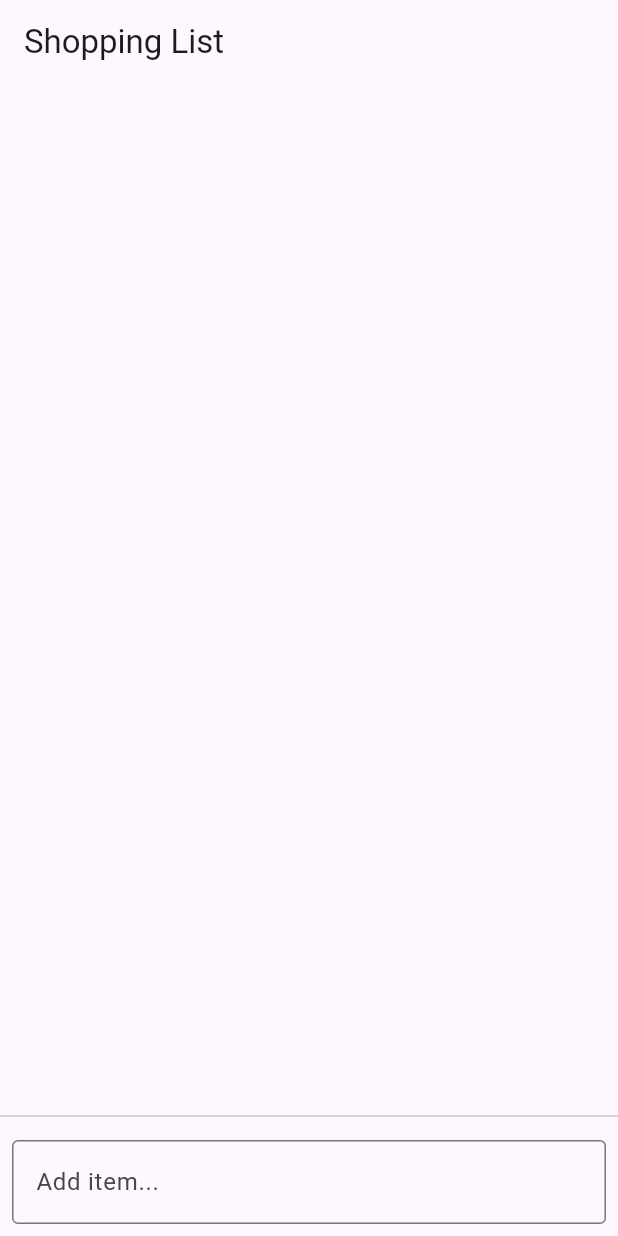
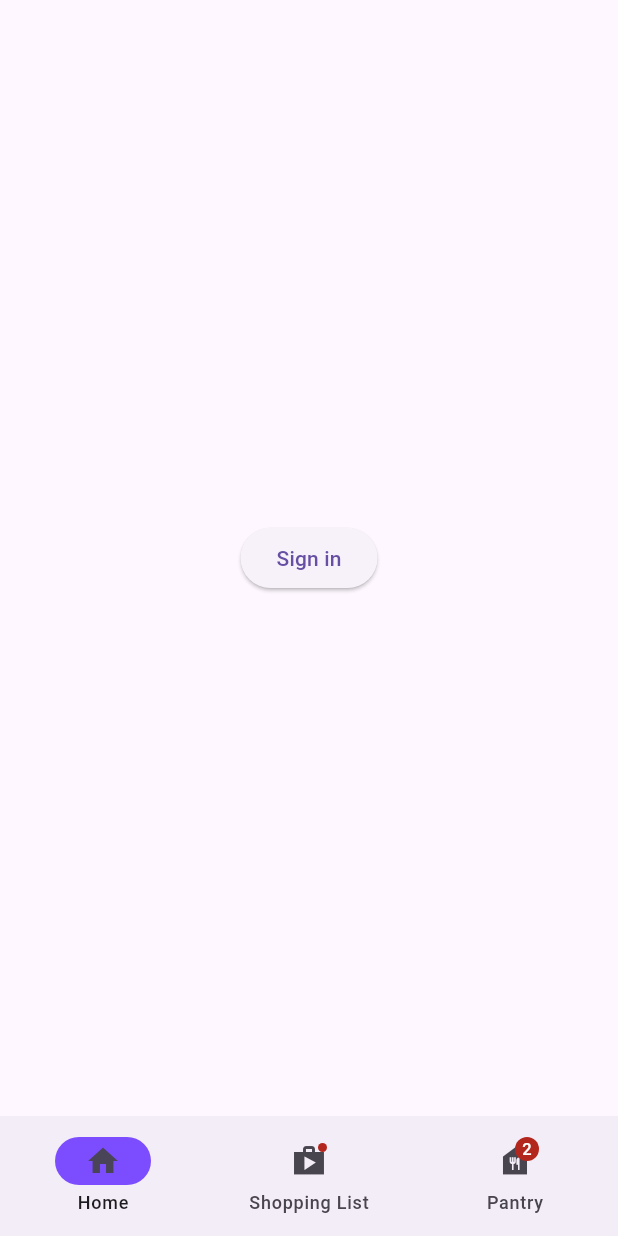
Before and after one commit to bustedchickn/mypantry, a Flutter app: the screen it shows after launch, on a phone screen of 412 x 824 dp. Run offline on Flutter 3.47's test engine with Material 3 defaults, Android fonts, the phone set to English and light mode, and no system bars.

Commit message:
Created sign_in.dart and moved code from main.dart to Pantry.dart.

```diff
--- a/my_pantry/lib/main.dart
+++ b/my_pantry/lib/main.dart
@@ -1,126 +1,25 @@
 import 'package:flutter/material.dart';
+import 'package:my_pantry/pantry.dart';
+import 'package:my_pantry/sign_in.dart';
 
-void main() => runApp(MyApp());
+void main() => runApp(const MyPantryApp());
 
-class MyApp extends StatelessWidget {
+class MyPantryApp extends StatelessWidget {
+  const MyPantryApp({super.key});
+
   @override
   Widget build(BuildContext context) {
     return MaterialApp(
-      title: 'Shopping List',
-      home: ShoppingListPage(),
+      theme: ThemeData(useMaterial3: true),
+      title: 'My Pantry',
+      // Start the app with the "/" named route.
+      // The app starts
+      // on the SignInPage widget.
+      initialRoute: '/',
+      routes: {
+        '/Sign in': (context) => const SignInPage(),
+        '/': (context) => const PantryNav(),
+      },
     );
   }
 }
-
-class ShoppingListPage extends StatefulWidget {
-  @override
-  _ShoppingListPageState createState() => _ShoppingListPageState();
-}
-
-
-class _ShoppingListPageState extends State<ShoppingListPage> {
-  List<Map<String, dynamic>> shoppingList = [];
-  final FocusNode _ghostFocusNode = FocusNode();
-  final TextEditingController _ghostController = TextEditingController();
-  List<TextEditingController> controllers = [];
-
-  void addItem(String itemName) {
-    if (itemName.trim().isEmpty) return;
-    setState(() {
-      shoppingList.add({'item': itemName.trim(), 'checked': false});
-      controllers.add(TextEditingController(text:itemName.trim()));
-      _ghostController.clear();
-    });
-  }
-
-  void updateItem(int index, String newText) {
-    shoppingList[index]['item'] = newText;
-
-  }
-
-  void toggleCheck(int index) {
-    setState(() {
-      shoppingList[index]['checked'] = !shoppingList[index]['checked'];
-    });
-  }
-
-  void removeItem(int index) {
-    setState(() {
-      shoppingList.removeAt(index);
-      controllers.removeAt(index);
-    });
-  }
-
-  @override
-  void dispose() {
-    _ghostController.dispose();
-    _ghostFocusNode.dispose();
-    super.dispose();
-  }
-
-  Widget buildItem(int index) {
-    final item = shoppingList[index];
-    final controller = controllers[index];
-
-    return Dismissible(
-      key: Key(item['item'] + index.toString()),
-      direction: DismissDirection.endToStart,
-      background: Container(
-        color: Colors.red,
-        alignment: Alignment.centerRight,
-        padding: EdgeInsets.symmetric(horizontal: 20),
-        child: Icon(Icons.delete, color: Colors.white),
-      ),
-      onDismissed: (direction) {
-        removeItem(index);
-      },
-      child: ListTile(
-        leading: Checkbox(
-          value: item['checked'],
-          onChanged: (_) => toggleCheck(index),
-        ),
-        title: TextField(
-          controller: controller,
-          decoration: InputDecoration(border: InputBorder.none),
-          onChanged: (value) => updateItem(index, value),
-        ),
-        trailing: Icon(Icons.drag_handle), // or leave empty
-      ),
-    );
-  }
-
-
-  @override
-  Widget build(BuildContext context) {
-    return Scaffold(
-      appBar: AppBar(title: Text('Shopping List')),
-      body: Column(
-        children: [
-          Expanded(
-            child: ListView.builder(
-              itemCount: shoppingList.length,
-              itemBuilder: (context, index) => buildItem(index),
-            ),
-          ),
-          Divider(),
-          Padding(
-            padding: const EdgeInsets.all(8.0),
-            child: TextField(
-              controller: _ghostController,
-              focusNode: _ghostFocusNode,
-              decoration: InputDecoration(
-                hintText: 'Add item...',
-                border: OutlineInputBorder(),
-              ),
-              onSubmitted: (value) {
-                addItem(value);
-                // Refocus to keep adding
-                FocusScope.of(context).requestFocus(_ghostFocusNode);
-              },
-            ),
-          ),
-        ],
-      ),
-    );
-  }
-}
--- /dev/null
+++ b/my_pantry/lib/pantry.dart
@@ -0,0 +1,70 @@
+import 'package:flutter/material.dart';
+
+class PantryNav extends StatefulWidget {
+  const PantryNav({super.key});
+
+  @override
+  State<PantryNav> createState() => _PantryNavState();
+}
+
+class _PantryNavState extends State<PantryNav> {
+  int currentPageIndex = 0;
+
+  @override
+  Widget build(BuildContext context) {
+    final ThemeData theme = Theme.of(context);
+    return Scaffold(
+      bottomNavigationBar: NavigationBar(
+        onDestinationSelected: (int index) {
+          setState(() {
+            currentPageIndex = index;
+          });
+        },
+        indicatorColor: Colors.deepPurpleAccent,
+        selectedIndex: currentPageIndex,
+        destinations: const <Widget>[
+          NavigationDestination(
+            selectedIcon: Icon(Icons.home),
+            icon: Icon(Icons.home_outlined),
+            label: 'Home',
+          ),
+          NavigationDestination(
+            icon: Badge(child: Icon(Icons.shop_sharp)),
+            label: 'Shopping List',
+          ),
+          NavigationDestination(
+            icon: Badge(label: Text('2'), child: Icon(Icons.food_bank_sharp)),
+            label: 'Pantry',
+          ),
+        ],
+      ),
+      body:
+          <Widget>[
+            /// Home page
+              Scaffold(
+                body: Center(
+                  child: ElevatedButton(
+                    onPressed: () {
+                      Navigator.pushNamed(context, '/Sign in');
+                    },
+                    child: const Text('Sign in')
+                  )
+                ),
+              ),
+
+
+            /// Shopping List page
+            const Padding(
+              padding: EdgeInsets.all(8.0),
+
+            ),
+
+            /// Pantry page
+            const Padding(
+              padding: EdgeInsets.all(8.0),
+
+            ),
+          ][currentPageIndex],
+    );
+  }
+}
--- /dev/null
+++ b/my_pantry/lib/sign_in.dart
@@ -0,0 +1,13 @@
+import 'package:flutter/material.dart';
+
+class SignInPage extends StatelessWidget {
+  const SignInPage({super.key});
+
+  @override
+  Widget build(BuildContext context) {
+    return Scaffold(
+      appBar: AppBar(title: Text("Sign in")),
+      body: Center(child: Text("This is the Sign in Page")),
+    );
+  }
+}
```
